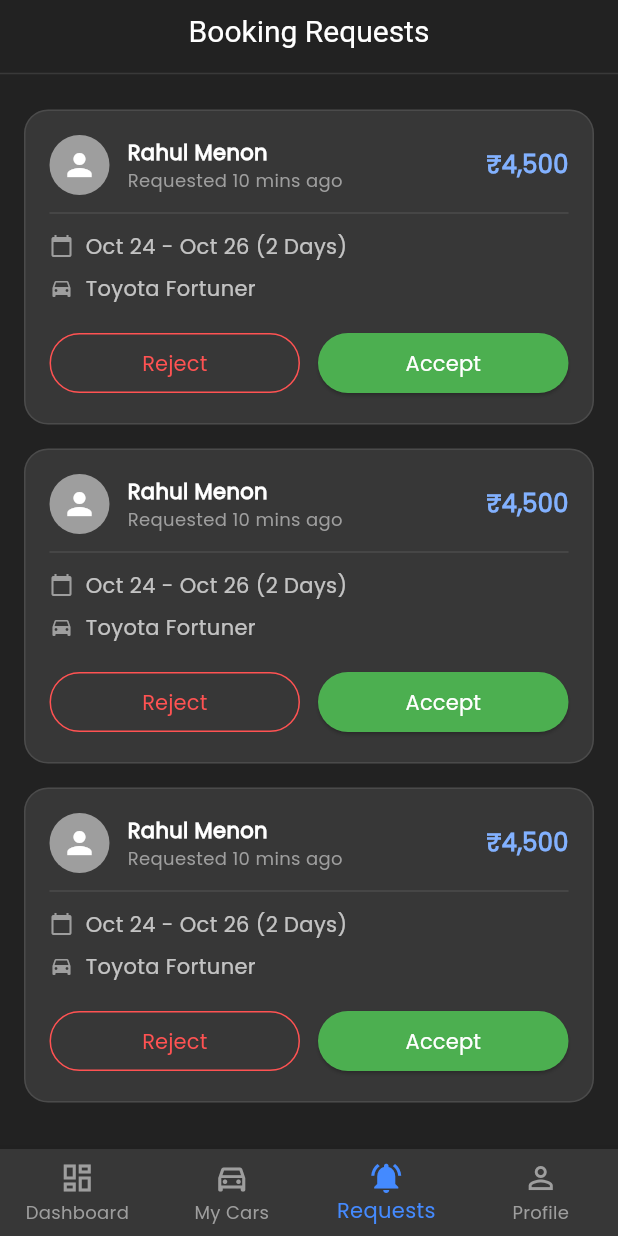
After one commit to zidhanmohd96-coder/SakalWheelz, a Flutter app: the HostMainScreen screen opened directly, item 3 of the bottom bar chosen, after a tap on "Reject", on a phone screen of 412 x 824 dp. The commit adds this screen. Run offline on Flutter 3.47's test engine with Material 3 defaults, Android fonts, the phone set to English and light mode, and no system bars; our stand-ins replace animate_do, bloc, carousel_slider, cloud_firestore, equatable, firebase_auth and 6 more; missing offline and left inert: app_bar_with_search_switch, flutter_3d_controller; accounts and stored records are empty.

```diff
--- a/lib/core/managers/role_manager.dart
+++ b/lib/core/managers/role_manager.dart
@@ -51,8 +51,7 @@ class RoleManager extends ChangeNotifier {
   void setRoles({required bool isDriver, required bool isHost}) {
     _isDriver = isDriver;
     _isHost = isHost;
-    // If they were last in driver mode, you could restore that too,
-    // but for now default to customer is safer.
+    // Notify listeners so any UI listening updates immediately
     notifyListeners();
   }
 }
--- a/lib/features/host_feature/presentation/screens/host_home_screen.dart
+++ b/lib/features/host_feature/presentation/screens/host_home_screen.dart
@@ -1,38 +1,61 @@
 import 'package:car_rental_app/core/theme/colors.dart';
-import 'package:car_rental_app/core/widgets/app_scaffold.dart';
+import 'package:car_rental_app/features/home_feature/presentation/widgets/tabs/profile_tab.dart';
+import 'package:car_rental_app/features/host_feature/presentation/tabs/host_bookings_tab.dart';
+import 'package:car_rental_app/features/host_feature/presentation/tabs/host_dashboard_tab.dart';
+import 'package:car_rental_app/features/host_feature/presentation/tabs/host_vehicles_tab.dart';
 import 'package:flutter/material.dart';
 
-class HostHomeScreen extends StatelessWidget {
-  const HostHomeScreen({super.key});
+class HostMainScreen extends StatefulWidget {
+  const HostMainScreen({super.key});
+
+  @override
+  State<HostMainScreen> createState() => _HostMainScreenState();
+}
+
+class _HostMainScreenState extends State<HostMainScreen> {
+  int _currentIndex = 0;
+
+  final List<Widget> _tabs = [
+    const HostDashboardTab(), // Home -> Earnings & Overview
+    const HostVehiclesTab(), // Search -> My Vehicles
+    const HostBookingsTab(), // Bookings -> Accept/Reject
+    const ProfileTab(), // Profile -> Same as Customer
+  ];
 
   @override
   Widget build(BuildContext context) {
-    return AppScaffold(
-      appBar: AppBar(
-        title:
-            const Text("Host Dashboard", style: TextStyle(color: Colors.white)),
-        backgroundColor: Colors.transparent,
-        iconTheme: const IconThemeData(color: Colors.white),
-      ),
-      body: const Center(
-        child: Column(
-          mainAxisAlignment: MainAxisAlignment.center,
-          children: [
-            Icon(Icons.garage, size: 80, color: Colors.blueAccent),
-            SizedBox(height: 20),
-            Text("No Vehicles Listed",
-                style: TextStyle(color: Colors.white, fontSize: 18)),
-            SizedBox(height: 10),
-            Text("Add your first car to start earning.",
-                style: TextStyle(color: Colors.grey)),
-          ],
-        ),
-      ),
-      floatingActionButton: FloatingActionButton.extended(
-        onPressed: () {},
-        backgroundColor: Colors.blueAccent,
-        icon: const Icon(Icons.add),
-        label: const Text("Add Vehicle"),
+    return Scaffold(
+      backgroundColor: AppColors.backgroundColor,
+      body: _tabs[_currentIndex],
+      bottomNavigationBar: BottomNavigationBar(
+        backgroundColor: AppColors.cardColor,
+        selectedItemColor: Colors.blueAccent, // Host Theme Color
+        unselectedItemColor: Colors.grey,
+        type: BottomNavigationBarType.fixed,
+        currentIndex: _currentIndex,
+        onTap: (index) => setState(() => _currentIndex = index),
+        items: const [
+          BottomNavigationBarItem(
+            icon: Icon(Icons.dashboard_outlined),
+            activeIcon: Icon(Icons.dashboard),
+            label: 'Dashboard',
+          ),
+          BottomNavigationBarItem(
+            icon: Icon(Icons.directions_car_outlined),
+            activeIcon: Icon(Icons.directions_car),
+            label: 'My Cars',
+          ),
+          BottomNavigationBarItem(
+            icon: Icon(Icons.notifications_active_outlined),
+            activeIcon: Icon(Icons.notifications_active),
+            label: 'Requests',
+          ),
+          BottomNavigationBarItem(
+            icon: Icon(Icons.person_outline),
+            activeIcon: Icon(Icons.person),
+            label: 'Profile',
+          ),
+        ],
       ),
     );
   }
--- /dev/null
+++ b/lib/features/host_feature/presentation/tabs/host_bookings_tab.dart
@@ -0,0 +1,122 @@
+import 'package:car_rental_app/core/theme/colors.dart';
+import 'package:car_rental_app/core/theme/dimens.dart';
+import 'package:flutter/material.dart';
+
+class HostBookingsTab extends StatelessWidget {
+  const HostBookingsTab({super.key});
+
+  @override
+  Widget build(BuildContext context) {
+    return Scaffold(
+      appBar: AppBar(
+        title: const Text("Booking Requests",
+            style: TextStyle(color: Colors.white)),
+        backgroundColor: Colors.transparent,
+        automaticallyImplyLeading: false,
+        bottom: const PreferredSize(
+          preferredSize: Size.fromHeight(1),
+          child: Divider(color: Colors.white10),
+        ),
+      ),
+      body: ListView.builder(
+        padding: const EdgeInsets.all(Dimens.largePadding),
+        itemCount: 3,
+        itemBuilder: (context, index) {
+          return _buildRequestCard(context);
+        },
+      ),
+    );
+  }
+
+  Widget _buildRequestCard(BuildContext context) {
+    return Container(
+      margin: const EdgeInsets.only(bottom: 16),
+      padding: const EdgeInsets.all(16),
+      decoration: BoxDecoration(
+        color: AppColors.cardColor,
+        borderRadius: BorderRadius.circular(16),
+        border: Border.all(color: Colors.white10),
+      ),
+      child: Column(
+        crossAxisAlignment: CrossAxisAlignment.start,
+        children: [
+          // User Info
+          Row(
+            children: [
+              const CircleAvatar(
+                radius: 20,
+                backgroundColor: Colors.grey,
+                child: Icon(Icons.person, color: Colors.white),
+              ),
+              const SizedBox(width: 12),
+              Column(
+                crossAxisAlignment: CrossAxisAlignment.start,
+                children: const [
+                  Text("Rahul Menon",
+                      style: TextStyle(
+                          color: Colors.white, fontWeight: FontWeight.bold)),
+                  Text("Requested 10 mins ago",
+                      style: TextStyle(color: Colors.grey, fontSize: 12)),
+                ],
+              ),
+              const Spacer(),
+              Text("₹4,500",
+                  style: TextStyle(
+                      color: Colors.blueAccent[100],
+                      fontWeight: FontWeight.bold,
+                      fontSize: 16)),
+            ],
+          ),
+          const Divider(color: Colors.white10, height: 24),
+
+          // Trip Details
+          Row(
+            children: [
+              const Icon(Icons.calendar_today, size: 16, color: Colors.grey),
+              const SizedBox(width: 8),
+              const Text("Oct 24 - Oct 26 (2 Days)",
+                  style: TextStyle(color: Colors.white70)),
+            ],
+          ),
+          const SizedBox(height: 8),
+          Row(
+            children: [
+              const Icon(Icons.directions_car, size: 16, color: Colors.grey),
+              const SizedBox(width: 8),
+              const Text("Toyota Fortuner",
+                  style: TextStyle(color: Colors.white70)),
+            ],
+          ),
+          const SizedBox(height: 16),
+
+          // Action Buttons
+          Row(
+            children: [
+              Expanded(
+                child: OutlinedButton(
+                  onPressed: () {},
+                  style: OutlinedButton.styleFrom(
+                    side: const BorderSide(color: Colors.redAccent),
+                    foregroundColor: Colors.redAccent,
+                  ),
+                  child: const Text("Reject"),
+                ),
+              ),
+              const SizedBox(width: 12),
+              Expanded(
+                child: ElevatedButton(
+                  onPressed: () {},
+                  style: ElevatedButton.styleFrom(
+                    backgroundColor: Colors.green,
+                    foregroundColor: Colors.white,
+                  ),
+                  child: const Text("Accept"),
+                ),
+              ),
+            ],
+          ),
+        ],
+      ),
+    );
+  }
+}
--- /dev/null
+++ b/lib/features/host_feature/presentation/tabs/host_dashboard_tab.dart
@@ -0,0 +1,147 @@
+import 'package:car_rental_app/core/theme/colors.dart';
+import 'package:car_rental_app/core/theme/dimens.dart';
+import 'package:car_rental_app/core/widgets/app_title_text.dart';
+import 'package:flutter/material.dart';
+
+class HostDashboardTab extends StatelessWidget {
+  const HostDashboardTab({super.key});
+
+  @override
+  Widget build(BuildContext context) {
+    return Scaffold(
+      appBar: AppBar(
+        title:
+            const Text("Host Dashboard", style: TextStyle(color: Colors.white)),
+        backgroundColor: Colors.transparent,
+        iconTheme: const IconThemeData(color: Colors.white),
+      ),
+      drawer: const ModeDrawer(), // Allows switching back to Customer
+      body: SingleChildScrollView(
+        padding: const EdgeInsets.all(Dimens.largePadding),
+        child: Column(
+          crossAxisAlignment: CrossAxisAlignment.start,
+          children: [
+            // 1. Earnings Card
+            Container(
+              width: double.infinity,
+              padding: const EdgeInsets.all(24),
+              decoration: BoxDecoration(
+                gradient: const LinearGradient(
+                  colors: [Color(0xFF2E63F7), Color(0xFF1A237E)],
+                  begin: Alignment.topLeft,
+                  end: Alignment.bottomRight,
+                ),
+                borderRadius: BorderRadius.circular(20),
+                boxShadow: [
+                  BoxShadow(
+                      color: Colors.blueAccent.withOpacity(0.3),
+                      blurRadius: 10,
+                      offset: const Offset(0, 5)),
+                ],
+              ),
+              child: Column(
+                crossAxisAlignment: CrossAxisAlignment.start,
+                children: const [
+                  Text("Total Earnings",
+                      style: TextStyle(color: Colors.white70)),
+                  SizedBox(height: 8),
+                  Text("₹ 45,200",
+                      style: TextStyle(
+                          color: Colors.white,
+                          fontSize: 32,
+                          fontWeight: FontWeight.bold)),
+                  SizedBox(height: 16),
+                  Row(
+                    mainAxisAlignment: MainAxisAlignment.spaceBetween,
+                    children: [
+                      Text("This Month: ₹12,500",
+                          style: TextStyle(color: Colors.white60)),
+                      Icon(Icons.trending_up, color: Colors.greenAccent),
+                    ],
+                  )
+                ],
+              ),
+            ),
+
+            const SizedBox(height: 24),
+            const AppTitleText("Overview", fontSize: 18),
+            const SizedBox(height: 16),
+
+            // 2. Stats Grid
+            Row(
+              children: [
+                _buildStatCard(
+                    "Active Cars", "3", Icons.directions_car, Colors.orange),
+                const SizedBox(width: 16),
+                _buildStatCard(
+                    "Pending", "2", Icons.pending_actions, Colors.redAccent),
+              ],
+            ),
+
+            const SizedBox(height: 24),
+            const AppTitleText("Recent Activity", fontSize: 18),
+
+            // 3. Simple List
+            ListView.builder(
+              shrinkWrap: true,
+              physics: const NeverScrollableScrollPhysics(),
+              itemCount: 3,
+              itemBuilder: (context, index) {
+                return ListTile(
+                  contentPadding: EdgeInsets.zero,
+                  leading: CircleAvatar(
+                    backgroundColor: Colors.grey[800],
+                    child: const Icon(Icons.person, color: Colors.white),
+                  ),
+                  title: const Text("New Booking Request",
+                      style: TextStyle(color: Colors.white)),
+                  subtitle: const Text("Toyota Innova • 24 Oct - 26 Oct",
+                      style: TextStyle(color: Colors.grey)),
+                  trailing: const Text("2m ago",
+                      style: TextStyle(color: Colors.grey, fontSize: 12)),
+                );
+              },
+            ),
+          ],
+        ),
+      ),
+    );
+  }
+
+  Widget _buildStatCard(
+      String title, String value, IconData icon, Color color) {
+    return Expanded(
+      child: Container(
+        padding: const EdgeInsets.all(16),
+        decoration: BoxDecoration(
+          color: AppColors.cardColor,
+          borderRadius: BorderRadius.circular(16),
+        ),
+        child: Column(
+          crossAxisAlignment: CrossAxisAlignment.start,
+          children: [
+            Icon(icon, color: color, size: 28),
+            const SizedBox(height: 12),
+            Text(value,
+                style: const TextStyle(
+                    color: Colors.white,
+                    fontSize: 24,
+                    fontWeight: FontWeight.bold)),
+            Text(title, style: const TextStyle(color: Colors.grey)),
+          ],
+        ),
+      ),
+    );
+  }
+}
+
+class ModeDrawer extends StatelessWidget {
+  const ModeDrawer({super.key});
+
+  @override
+  Widget build(BuildContext context) {
+    return Drawer(
+      child: Container(),
+    );
+  }
+}
```
Also changed, not shown: lib/core/providers/mode_provider.dart (added, +90 -0 lines), lib/features/host_feature/presentation/tabs/host_vehicles_tab.dart (added, +95 -0 lines), lib/splash_screen.dart (+37 -4 lines).
